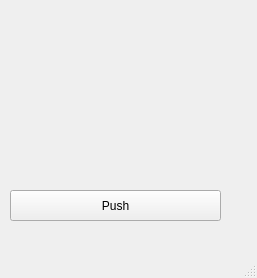
This is mainwindow.ui in Deivvvv/Test as Qt 5 draws it before an edit. The edited form follows.
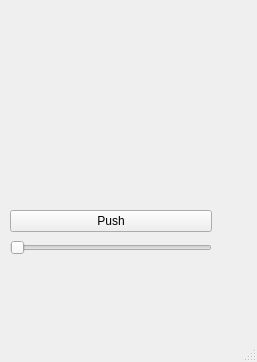
This is the edited form. Icons and pictures are not drawn.

```diff
--- a/mainwindow.ui
+++ b/mainwindow.ui
@@ -7,7 +7,7 @@
     <x>0</x>
     <y>0</y>
     <width>257</width>
-    <height>278</height>
+    <height>362</height>
    </rect>
   </property>
   <property name="minimumSize">
@@ -20,14 +20,29 @@
    <string>MainWindow</string>
   </property>
   <widget class="QWidget" name="centralwidget">
+   <widget class="QWidget" name="">
+    <property name="geometry">
+     <rect>
+      <x>10</x>
+      <y>0</y>
+      <width>202</width>
+      <height>260</height>
+     </rect>
+    </property>
+    <layout class="QVBoxLayout" name="verticalLayout">
+     <item>
    <widget class="QLabel" name="label">
-    <property name="geometry">
-     <rect>
-      <x>10</x>
-      <y>10</y>
-      <width>211</width>
-      <height>161</height>
-     </rect>
+       <property name="sizePolicy">
+        <sizepolicy hsizetype="Fixed" vsizetype="Fixed">
+         <horstretch>0</horstretch>
+         <verstretch>0</verstretch>
+        </sizepolicy>
+       </property>
+       <property name="maximumSize">
+        <size>
+         <width>200</width>
+         <height>200</height>
+        </size>
     </property>
     <property name="text">
      <string/>
@@ -39,19 +54,23 @@
      <bool>true</bool>
     </property>
    </widget>
+     </item>
+     <item>
    <widget class="QPushButton" name="pushButton">
-    <property name="geometry">
-     <rect>
-      <x>10</x>
-      <y>190</y>
-      <width>211</width>
-      <height>31</height>
-     </rect>
-    </property>
     <property name="text">
      <string>Push</string>
     </property>
    </widget>
+     </item>
+     <item>
+      <widget class="QSlider" name="horizontalSlider">
+       <property name="orientation">
+        <enum>Qt::Horizontal</enum>
+       </property>
+      </widget>
+     </item>
+    </layout>
+   </widget>
   </widget>
   <widget class="QMenuBar" name="menubar">
    <property name="geometry">
```
Left out of the diff: 12 changed lines with no effect on the pictures. Lines whose indentation alone changed are shown as unchanged.
